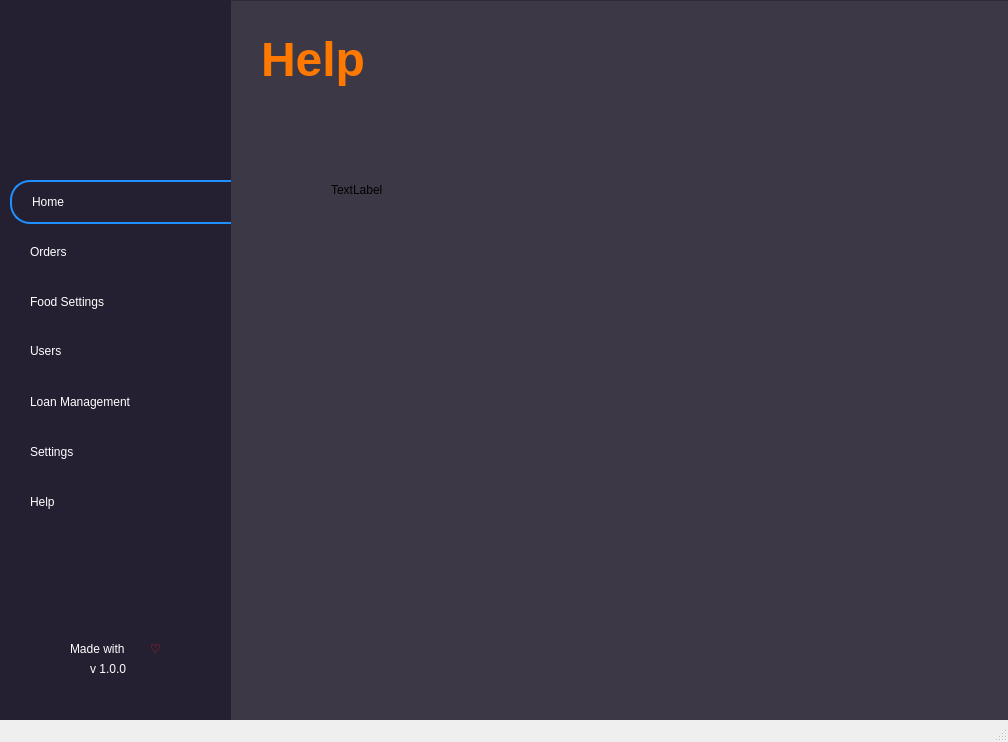
Old version of the form home.ui in the repository jibrankhalil-jk/CafeKit.
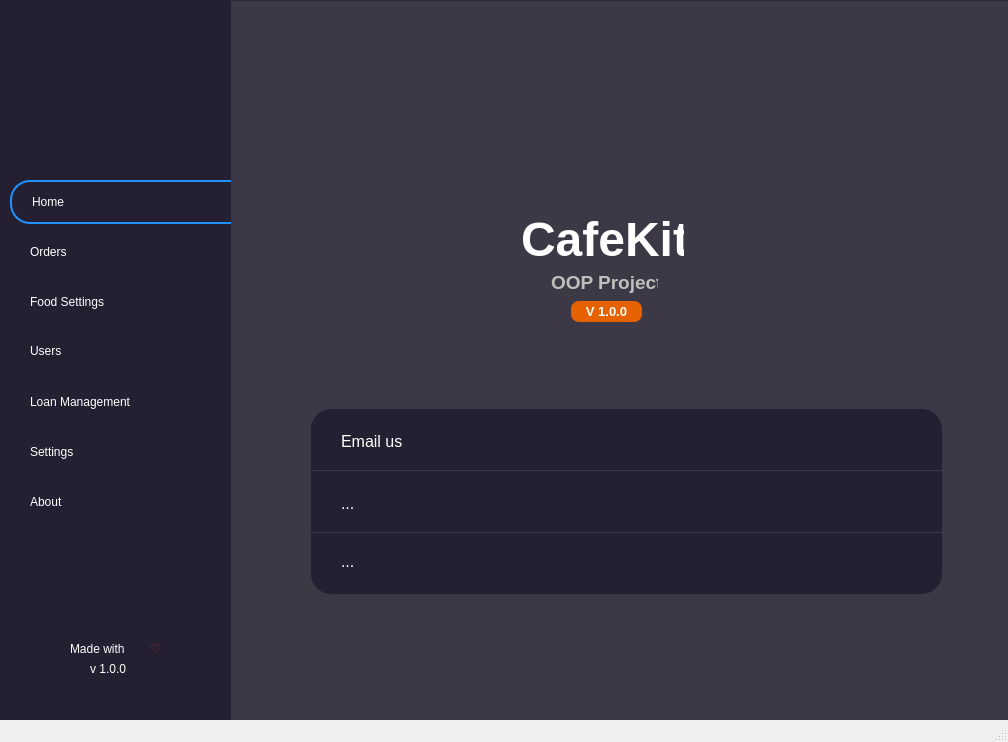
New version of the form. The open tabs and pages were chosen to show the change. Icons and pictures are not drawn.

Diff of the .ui file:
```diff
--- a/home.ui
+++ b/home.ui
@@ -2131,27 +2131,338 @@
      <widget class="QLabel" name="label">
       <property name="geometry">
        <rect>
-        <x>30</x>
-        <y>30</y>
-        <width>104</width>
+        <x>280</x>
+        <y>50</y>
+        <width>181</width>
+        <height>151</height>
+       </rect>
+      </property>
+      <property name="text">
+       <string/>
+      </property>
+      <property name="pixmap">
+       <pixmap resource="Resources/resources.qrc">:/Images/logo.svg</pixmap>
+      </property>
+      <property name="scaledContents">
+       <bool>true</bool>
+      </property>
+     </widget>
+     <widget class="QWidget" name="settingsButton1_2" native="true">
+      <property name="geometry">
+       <rect>
+        <x>80</x>
+        <y>408</y>
+        <width>631</width>
+        <height>61</height>
+       </rect>
+      </property>
+      <property name="font">
+       <font>
+        <pointsize>36</pointsize>
+        <italic>true</italic>
+        <bold>true</bold>
+       </font>
+      </property>
+      <property name="styleSheet">
+       <string notr="true"> 
+	background-color: rgb(36, 31, 49);
+	border-top-left-radius: 20px;
+	border-top-right-radius: 20px;
+ </string>
+      </property>
+      <widget class="QLabel" name="homeLasUserName_11">
+       <property name="geometry">
+        <rect>
+         <x>30</x>
+         <y>20</y>
+         <width>371</width>
+         <height>26</height>
+        </rect>
+       </property>
+       <property name="font">
+        <font>
+         <family>Segoe UI</family>
+         <pointsize>18</pointsize>
+         <italic>false</italic>
+         <bold>false</bold>
+        </font>
+       </property>
+       <property name="styleSheet">
+        <string notr="true">background-color: transparent;
+font: 18pt &quot;Segoe UI&quot;;
+color: rgb(0, 0, 0);</string>
+       </property>
+       <property name="text">
+        <string>&lt;html&gt;&lt;head/&gt;&lt;body&gt;&lt;p&gt;&lt;span style=&quot; font-size:12pt; color:#ffffff;&quot;&gt;Email us&lt;/span&gt;&lt;/p&gt;&lt;/body&gt;&lt;/html&gt;</string>
+       </property>
+      </widget>
+      <widget class="QLabel" name="label_24">
+       <property name="geometry">
+        <rect>
+         <x>580</x>
+         <y>20</y>
+         <width>21</width>
+         <height>20</height>
+        </rect>
+       </property>
+       <property name="styleSheet">
+        <string notr="true">background-color: transparent;</string>
+       </property>
+       <property name="text">
+        <string/>
+       </property>
+       <property name="pixmap">
+        <pixmap resource="Resources/resources.qrc">:/Images/warning.svg</pixmap>
+       </property>
+       <property name="scaledContents">
+        <bool>true</bool>
+       </property>
+      </widget>
+     </widget>
+     <widget class="QWidget" name="settingsButton3_2" native="true">
+      <property name="geometry">
+       <rect>
+        <x>80</x>
+        <y>532</y>
+        <width>631</width>
+        <height>61</height>
+       </rect>
+      </property>
+      <property name="font">
+       <font>
+        <pointsize>36</pointsize>
+        <italic>true</italic>
+        <bold>true</bold>
+       </font>
+      </property>
+      <property name="styleSheet">
+       <string notr="true"> 
+	background-color: rgb(36, 31, 49);
+border-bottom-left-radius: 20px;
+border-bottom-right-radius: 20px;
+ </string>
+      </property>
+      <widget class="QLabel" name="homeLasUserName_10">
+       <property name="geometry">
+        <rect>
+         <x>30</x>
+         <y>16</y>
+         <width>371</width>
+         <height>26</height>
+        </rect>
+       </property>
+       <property name="font">
+        <font>
+         <family>Segoe UI</family>
+         <pointsize>18</pointsize>
+         <italic>false</italic>
+         <bold>false</bold>
+        </font>
+       </property>
+       <property name="styleSheet">
+        <string notr="true">background-color: transparent;
+font: 18pt &quot;Segoe UI&quot;;
+color: rgb(0, 0, 0);</string>
+       </property>
+       <property name="text">
+        <string>&lt;html&gt;&lt;head/&gt;&lt;body&gt;&lt;p&gt;&lt;span style=&quot; font-size:12pt; color:#ffffff;&quot;&gt;...&lt;/span&gt;&lt;/p&gt;&lt;/body&gt;&lt;/html&gt;</string>
+       </property>
+      </widget>
+      <widget class="QLabel" name="label_26">
+       <property name="geometry">
+        <rect>
+         <x>580</x>
+         <y>20</y>
+         <width>21</width>
+         <height>20</height>
+        </rect>
+       </property>
+       <property name="styleSheet">
+        <string notr="true">background-color: transparent;</string>
+       </property>
+       <property name="text">
+        <string/>
+       </property>
+       <property name="pixmap">
+        <pixmap resource="Resources/resources.qrc">:/Images/warning.svg</pixmap>
+       </property>
+       <property name="scaledContents">
+        <bool>true</bool>
+       </property>
+      </widget>
+     </widget>
+     <widget class="QWidget" name="settingsButton2_2" native="true">
+      <property name="geometry">
+       <rect>
+        <x>80</x>
+        <y>470</y>
+        <width>631</width>
+        <height>61</height>
+       </rect>
+      </property>
+      <property name="font">
+       <font>
+        <pointsize>36</pointsize>
+        <italic>true</italic>
+        <bold>true</bold>
+       </font>
+      </property>
+      <property name="styleSheet">
+       <string notr="true"> 
+	background-color: rgb(36, 31, 49);
+ </string>
+      </property>
+      <widget class="QLabel" name="homeLasUserName_9">
+       <property name="geometry">
+        <rect>
+         <x>30</x>
+         <y>20</y>
+         <width>371</width>
+         <height>26</height>
+        </rect>
+       </property>
+       <property name="font">
+        <font>
+         <family>Segoe UI</family>
+         <pointsize>18</pointsize>
+         <italic>false</italic>
+         <bold>false</bold>
+        </font>
+       </property>
+       <property name="styleSheet">
+        <string notr="true">background-color: transparent;
+font: 18pt &quot;Segoe UI&quot;;
+color: rgb(0, 0, 0);</string>
+       </property>
+       <property name="text">
+        <string>&lt;html&gt;&lt;head/&gt;&lt;body&gt;&lt;p&gt;&lt;span style=&quot; font-size:12pt; color:#ffffff;&quot;&gt;...&lt;/span&gt;&lt;/p&gt;&lt;/body&gt;&lt;/html&gt;</string>
+       </property>
+      </widget>
+      <widget class="QLabel" name="label_25">
+       <property name="geometry">
+        <rect>
+         <x>580</x>
+         <y>20</y>
+         <width>21</width>
+         <height>20</height>
+        </rect>
+       </property>
+       <property name="styleSheet">
+        <string notr="true">background-color: transparent;</string>
+       </property>
+       <property name="text">
+        <string/>
+       </property>
+       <property name="pixmap">
+        <pixmap resource="Resources/resources.qrc">:/Images/warning.svg</pixmap>
+       </property>
+       <property name="scaledContents">
+        <bool>true</bool>
+       </property>
+      </widget>
+     </widget>
+     <widget class="QLabel" name="homeLasUserName_12">
+      <property name="geometry">
+       <rect>
+        <x>290</x>
+        <y>210</y>
+        <width>163</width>
         <height>58</height>
        </rect>
       </property>
+      <property name="font">
+       <font>
+        <family>Segoe UI</family>
+        <pointsize>18</pointsize>
+        <italic>false</italic>
+        <bold>false</bold>
+       </font>
+      </property>
+      <property name="styleSheet">
+       <string notr="true">background-color: transparent;
+font: 18pt &quot;Segoe UI&quot;;
+color: rgb(0, 0, 0);</string>
+      </property>
       <property name="text">
-       <string>&lt;html&gt;&lt;head/&gt;&lt;body&gt;&lt;p&gt;&lt;span style=&quot; font-size:36pt; font-weight:700; color:#ff7800;&quot;&gt;Help&lt;/span&gt;&lt;/p&gt;&lt;/body&gt;&lt;/html&gt;</string>
+       <string>&lt;!DOCTYPE HTML PUBLIC &quot;-//W3C//DTD HTML 4.0//EN&quot; &quot;http://www.w3.org/TR/REC-html40/strict.dtd&quot;&gt;
+&lt;html&gt;&lt;head&gt;&lt;meta name=&quot;qrichtext&quot; content=&quot;1&quot; /&gt;&lt;meta charset=&quot;utf-8&quot; /&gt;&lt;style type=&quot;text/css&quot;&gt;
+p, li { white-space: pre-wrap; }
+hr { height: 1px; border-width: 0; }
+li.unchecked::marker { content: &quot;\2610&quot;; }
+li.checked::marker { content: &quot;\2612&quot;; }
+&lt;/style&gt;&lt;/head&gt;&lt;body style=&quot; font-family:'Segoe UI'; font-size:18pt; font-weight:400; font-style:normal;&quot;&gt;
+&lt;p style=&quot; margin-top:12px; margin-bottom:12px; margin-left:0px; margin-right:0px; -qt-block-indent:0; text-indent:0px;&quot;&gt;&lt;span style=&quot; font-size:36pt; font-weight:700; color:#ffffff;&quot;&gt;CafeKit&lt;/span&gt;&lt;/p&gt;&lt;/body&gt;&lt;/html&gt;</string>
       </property>
      </widget>
      <widget class="QLabel" name="label_5">
       <property name="geometry">
        <rect>
-        <x>100</x>
-        <y>180</y>
-        <width>66</width>
-        <height>18</height>
+        <x>320</x>
+        <y>270</y>
+        <width>107</width>
+        <height>23</height>
        </rect>
       </property>
+      <property name="font">
+       <font>
+        <family>Segoe UI</family>
+        <pointsize>18</pointsize>
+        <italic>false</italic>
+        <bold>false</bold>
+       </font>
+      </property>
+      <property name="styleSheet">
+       <string notr="true">background-color: transparent;
+font: 18pt &quot;Segoe UI&quot;;
+color: rgb(0, 0, 0);</string>
+      </property>
       <property name="text">
-       <string>TextLabel</string>
+       <string>&lt;!DOCTYPE HTML PUBLIC &quot;-//W3C//DTD HTML 4.0//EN&quot; &quot;http://www.w3.org/TR/REC-html40/strict.dtd&quot;&gt;
+&lt;html&gt;&lt;head&gt;&lt;meta name=&quot;qrichtext&quot; content=&quot;1&quot; /&gt;&lt;meta charset=&quot;utf-8&quot; /&gt;&lt;style type=&quot;text/css&quot;&gt;
+p, li { white-space: pre-wrap; }
+hr { height: 1px; border-width: 0; }
+li.unchecked::marker { content: &quot;\2610&quot;; }
+li.checked::marker { content: &quot;\2612&quot;; }
+&lt;/style&gt;&lt;/head&gt;&lt;body style=&quot; font-family:'Segoe UI'; font-size:18pt; font-weight:400; font-style:normal;&quot;&gt;
+&lt;p style=&quot; margin-top:12px; margin-bottom:12px; margin-left:0px; margin-right:0px; -qt-block-indent:0; text-indent:0px;&quot;&gt;&lt;span style=&quot; font-size:14pt; font-weight:700; color:#c0bfbc;&quot;&gt;OOP Project&lt;/span&gt;&lt;/p&gt;&lt;/body&gt;&lt;/html&gt;</string>
+      </property>
+     </widget>
+     <widget class="QLabel" name="homeLasUserName_14">
+      <property name="geometry">
+       <rect>
+        <x>340</x>
+        <y>300</y>
+        <width>71</width>
+        <height>21</height>
+       </rect>
+      </property>
+      <property name="font">
+       <font>
+        <family>Segoe UI</family>
+        <pointsize>18</pointsize>
+        <italic>false</italic>
+        <bold>false</bold>
+       </font>
+      </property>
+      <property name="styleSheet">
+       <string notr="true">background-color: rgb(230, 97, 0);
+color: rgb(255, 255, 255);
+font: 18pt &quot;Segoe UI&quot;;
+border-radius:8px;
+ </string>
+      </property>
+      <property name="text">
+       <string>&lt;!DOCTYPE HTML PUBLIC &quot;-//W3C//DTD HTML 4.0//EN&quot; &quot;http://www.w3.org/TR/REC-html40/strict.dtd&quot;&gt;
+&lt;html&gt;&lt;head&gt;&lt;meta name=&quot;qrichtext&quot; content=&quot;1&quot; /&gt;&lt;meta charset=&quot;utf-8&quot; /&gt;&lt;style type=&quot;text/css&quot;&gt;
+p, li { white-space: pre-wrap; }
+hr { height: 1px; border-width: 0; }
+li.unchecked::marker { content: &quot;\2610&quot;; }
+li.checked::marker { content: &quot;\2612&quot;; }
+&lt;/style&gt;&lt;/head&gt;&lt;body style=&quot; font-family:'Segoe UI'; font-size:18pt; font-weight:400; font-style:normal;&quot;&gt;
+&lt;p style=&quot; margin-top:12px; margin-bottom:12px; margin-left:0px; margin-right:0px; -qt-block-indent:0; text-indent:0px;&quot;&gt;&lt;span style=&quot; font-size:10pt; font-weight:700; color:#ffffff;&quot;&gt;V 1.0.0&lt;/span&gt;&lt;/p&gt;&lt;/body&gt;&lt;/html&gt;</string>
+      </property>
+      <property name="alignment">
+       <set>Qt::AlignCenter</set>
       </property>
      </widget>
     </widget>
@@ -3501,30 +3812,6 @@
       <string>Settings</string>
      </property>
     </widget>
-    <widget class="QPushButton" name="HelpButton">
-     <property name="geometry">
-      <rect>
-       <x>10</x>
-       <y>480</y>
-       <width>221</width>
-       <height>44</height>
-      </rect>
-     </property>
-     <property name="styleSheet">
-      <string notr="true">#HelpButton
-{
-	text-align:left;
-	padding-left:20px;
-	color:white;	
-	background:transparent;
-border:none;
-}
-#HelpButton:hover{       text-align:left;       padding-left:20px;		border-top-left-radius: 20px;   border-bottom-left-radius: 20px;   border:none;	  color:white;	  background-color: rgb(61, 56, 70); }</string>
-     </property>
-     <property name="text">
-      <string>Help</string>
-     </property>
-    </widget>
     <widget class="QLabel" name="logo">
      <property name="geometry">
       <rect>
@@ -3574,7 +3861,7 @@
       <string notr="true">color: rgb(224, 27, 36);</string>
      </property>
      <property name="text">
-      <string>♡  </string>
+      <string>&lt;html&gt;&lt;head/&gt;&lt;body&gt;&lt;p&gt;&lt;span style=&quot; color:#a51d2d;&quot;&gt;♡  &lt;/span&gt;&lt;/p&gt;&lt;/body&gt;&lt;/html&gt;</string>
      </property>
     </widget>
     <widget class="QLabel" name="label_4">
@@ -3593,6 +3880,31 @@
       <string>v 1.0.0</string>
      </property>
     </widget>
+    <widget class="QPushButton" name="aboutbutton">
+     <property name="geometry">
+      <rect>
+       <x>10</x>
+       <y>480</y>
+       <width>221</width>
+       <height>44</height>
+      </rect>
+     </property>
+     <property name="styleSheet">
+      <string notr="true">#aboutbutton
+{
+	text-align:left;
+	padding-left:20px;
+	color:white;	
+	background:transparent;
+border:none;
+}
+
+#aboutbutton:hover{       text-align:left;       padding-left:20px;		border-top-left-radius: 20px;   border-bottom-left-radius: 20px;   border:none;	  color:white;	  background-color: rgb(61, 56, 70); }</string>
+     </property>
+     <property name="text">
+      <string>About</string>
+     </property>
+    </widget>
    </widget>
   </widget>
   <widget class="QMenuBar" name="menubar">
```
Left out of the diff: 18 changed lines with no effect on the pictures.
